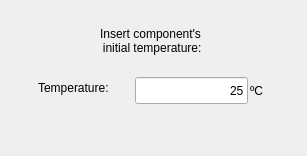
This is src/Mod/Fem/Gui/TaskPanelInitialTemperature.ui in southseact-3d/fcd as Qt 5 draws it before an edit. The edited form follows.
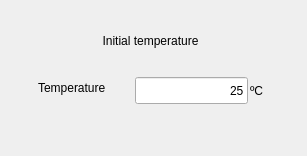
This is the edited form.

```diff
--- a/src/Mod/Fem/Gui/TaskPanelInitialTemperature.ui
+++ b/src/Mod/Fem/Gui/TaskPanelInitialTemperature.ui
@@ -23,8 +23,7 @@
     </rect>
    </property>
    <property name="text">
-    <string>Insert component's
- initial temperature:</string>
+    <string>Initial temperature</string>
    </property>
    <property name="alignment">
     <set>Qt::AlignCenter</set>
@@ -40,7 +39,7 @@
     </rect>
    </property>
    <property name="text">
-    <string>Temperature:</string>
+    <string>Temperature</string>
    </property>
   </widget>
   <widget class="QLineEdit" name="lineEdit">
```
